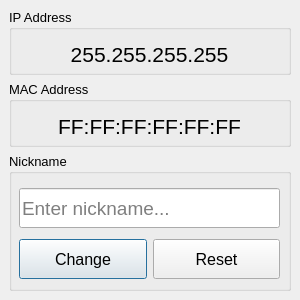
First picture: the form in exe/ui_device.ui, repository elmoiv/elmocut, before the edit.
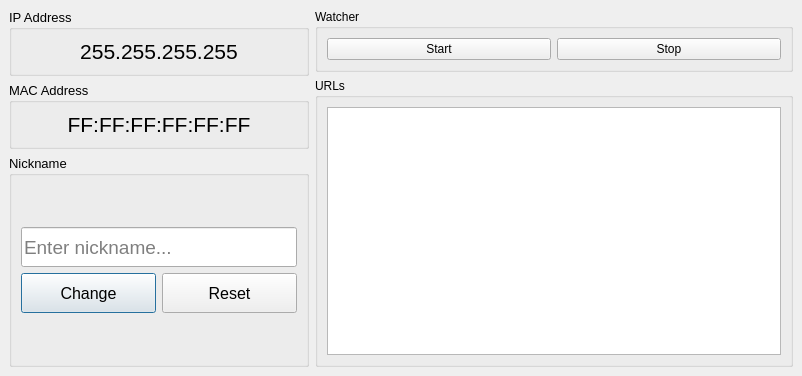
Second picture: the form after the edit.

```diff
--- a/exe/ui_device.ui
+++ b/exe/ui_device.ui
@@ -7,8 +7,8 @@
    <rect>
     <x>0</x>
     <y>0</y>
-    <width>300</width>
-    <height>300</height>
+    <width>802</width>
+    <height>376</height>
    </rect>
   </property>
   <property name="minimumSize">
@@ -19,8 +19,8 @@
   </property>
   <property name="maximumSize">
    <size>
-    <width>300</width>
-    <height>300</height>
+    <width>16777215</width>
+    <height>16777215</height>
    </size>
   </property>
   <property name="windowTitle">
@@ -46,7 +46,7 @@
     <item>
      <layout class="QGridLayout" name="gridLayout" columnstretch="0">
       <property name="sizeConstraint">
-       <enum>QLayout::SetNoConstraint</enum>
+       <enum>QLayout::SetFixedSize</enum>
       </property>
       <property name="spacing">
        <number>6</number>
@@ -61,10 +61,16 @@
         </property>
         <property name="minimumSize">
          <size>
-          <width>0</width>
+          <width>300</width>
           <height>66</height>
          </size>
         </property>
+        <property name="maximumSize">
+         <size>
+          <width>310</width>
+          <height>16777215</height>
+         </size>
+        </property>
         <property name="font">
          <font>
           <pointsize>10</pointsize>
@@ -73,15 +79,8 @@
         <property name="title">
          <string>MAC Address</string>
         </property>
-        <widget class="QWidget" name="verticalLayoutWidget">
-         <property name="geometry">
-          <rect>
-           <x>10</x>
-           <y>30</y>
-           <width>261</width>
-           <height>31</height>
-          </rect>
-         </property>
+        <layout class="QGridLayout" name="gridLayout_7">
+         <item row="0" column="0">
          <layout class="QVBoxLayout" name="verticalLayout">
           <item>
            <widget class="QLabel" name="lblMAC">
@@ -99,7 +98,8 @@
            </widget>
           </item>
          </layout>
-        </widget>
+         </item>
+        </layout>
        </widget>
       </item>
       <item row="0" column="0">
@@ -112,10 +112,16 @@
         </property>
         <property name="minimumSize">
          <size>
-          <width>0</width>
+          <width>300</width>
           <height>66</height>
          </size>
         </property>
+        <property name="maximumSize">
+         <size>
+          <width>310</width>
+          <height>16777215</height>
+         </size>
+        </property>
         <property name="font">
          <font>
           <pointsize>10</pointsize>
@@ -124,15 +130,8 @@
         <property name="title">
          <string>IP Address</string>
         </property>
-        <widget class="QWidget" name="verticalLayoutWidget_2">
-         <property name="geometry">
-          <rect>
-           <x>10</x>
-           <y>30</y>
-           <width>261</width>
-           <height>31</height>
-          </rect>
-         </property>
+        <layout class="QGridLayout" name="gridLayout_6">
+         <item row="0" column="0">
          <layout class="QVBoxLayout" name="verticalLayout_2">
           <item>
            <widget class="QLabel" name="lblIP">
@@ -150,11 +149,24 @@
            </widget>
           </item>
          </layout>
-        </widget>
+         </item>
+        </layout>
        </widget>
       </item>
       <item row="2" column="0">
        <widget class="QGroupBox" name="groupBox_3">
+        <property name="minimumSize">
+         <size>
+          <width>300</width>
+          <height>0</height>
+         </size>
+        </property>
+        <property name="maximumSize">
+         <size>
+          <width>310</width>
+          <height>16777215</height>
+         </size>
+        </property>
         <property name="font">
          <font>
           <pointsize>10</pointsize>
@@ -163,15 +175,8 @@
         <property name="title">
          <string>Nickname</string>
         </property>
-        <widget class="QWidget" name="gridLayoutWidget">
-         <property name="geometry">
-          <rect>
-           <x>10</x>
-           <y>30</y>
-           <width>261</width>
-           <height>101</height>
-          </rect>
-         </property>
+        <layout class="QGridLayout" name="gridLayout_8">
+         <item row="0" column="0">
          <layout class="QGridLayout" name="gridLayout_3">
           <item row="1" column="0">
            <widget class="QPushButton" name="btnChange">
@@ -240,7 +245,69 @@
            </widget>
           </item>
          </layout>
-        </widget>
+         </item>
+        </layout>
+       </widget>
+      </item>
+     </layout>
+    </item>
+    <item>
+     <layout class="QGridLayout" name="gridLayout_2">
+      <item row="0" column="0">
+       <widget class="QGroupBox" name="groupBox_4">
+        <property name="sizePolicy">
+         <sizepolicy hsizetype="Preferred" vsizetype="Fixed">
+          <horstretch>0</horstretch>
+          <verstretch>0</verstretch>
+         </sizepolicy>
+        </property>
+        <property name="title">
+         <string>Watcher</string>
+        </property>
+        <layout class="QGridLayout" name="gridLayout_4">
+         <item row="0" column="0">
+          <widget class="QPushButton" name="btnStartWatch">
+           <property name="text">
+            <string>Start</string>
+           </property>
+          </widget>
+         </item>
+         <item row="0" column="1">
+          <widget class="QPushButton" name="btnStopWatch">
+           <property name="text">
+            <string>Stop</string>
+           </property>
+          </widget>
+         </item>
+        </layout>
+       </widget>
+      </item>
+      <item row="1" column="0">
+       <widget class="QGroupBox" name="groupBox_5">
+        <property name="title">
+         <string>URLs</string>
+        </property>
+        <layout class="QGridLayout" name="gridLayout_5">
+         <item row="0" column="0">
+          <widget class="QTableWidget" name="tableUrlWatch">
+           <property name="horizontalScrollBarPolicy">
+            <enum>Qt::ScrollBarAlwaysOff</enum>
+           </property>
+           <property name="sizeAdjustPolicy">
+            <enum>QAbstractScrollArea::AdjustToContents</enum>
+           </property>
+           <property name="editTriggers">
+            <set>QAbstractItemView::NoEditTriggers</set>
+           </property>
+           <property name="selectionBehavior">
+            <enum>QAbstractItemView::SelectRows</enum>
+           </property>
+           <attribute name="horizontalHeaderVisible">
+            <bool>true</bool>
+           </attribute>
+          </widget>
+         </item>
+        </layout>
        </widget>
       </item>
      </layout>
```
Lines whose indentation alone changed are shown as unchanged.
